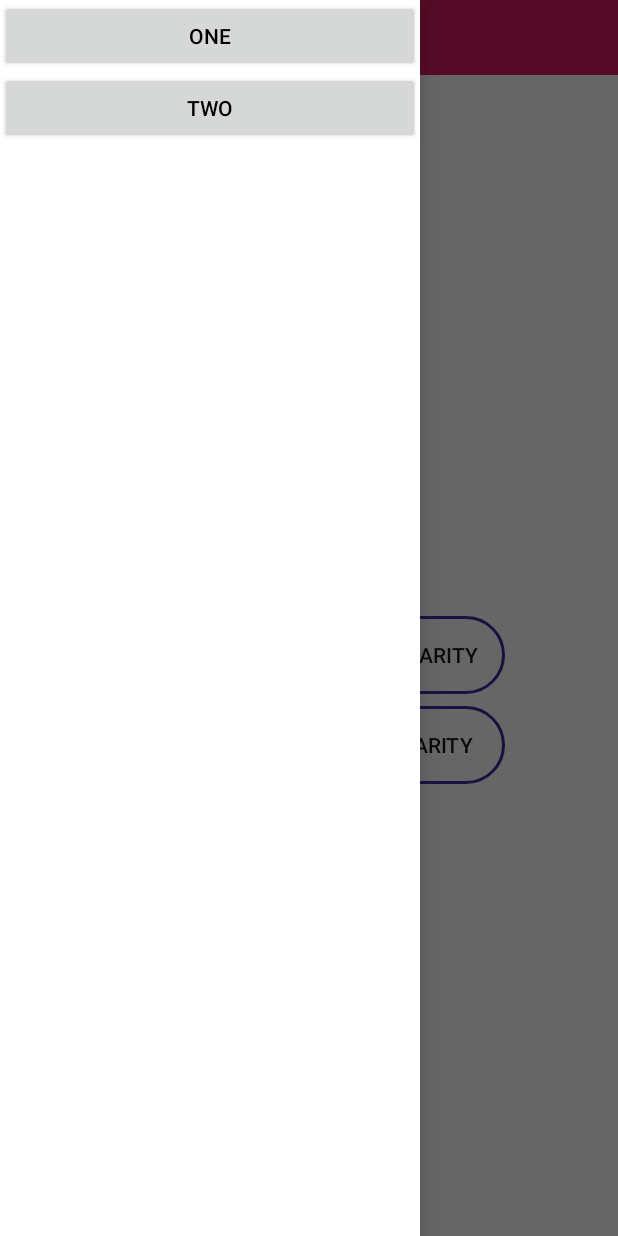
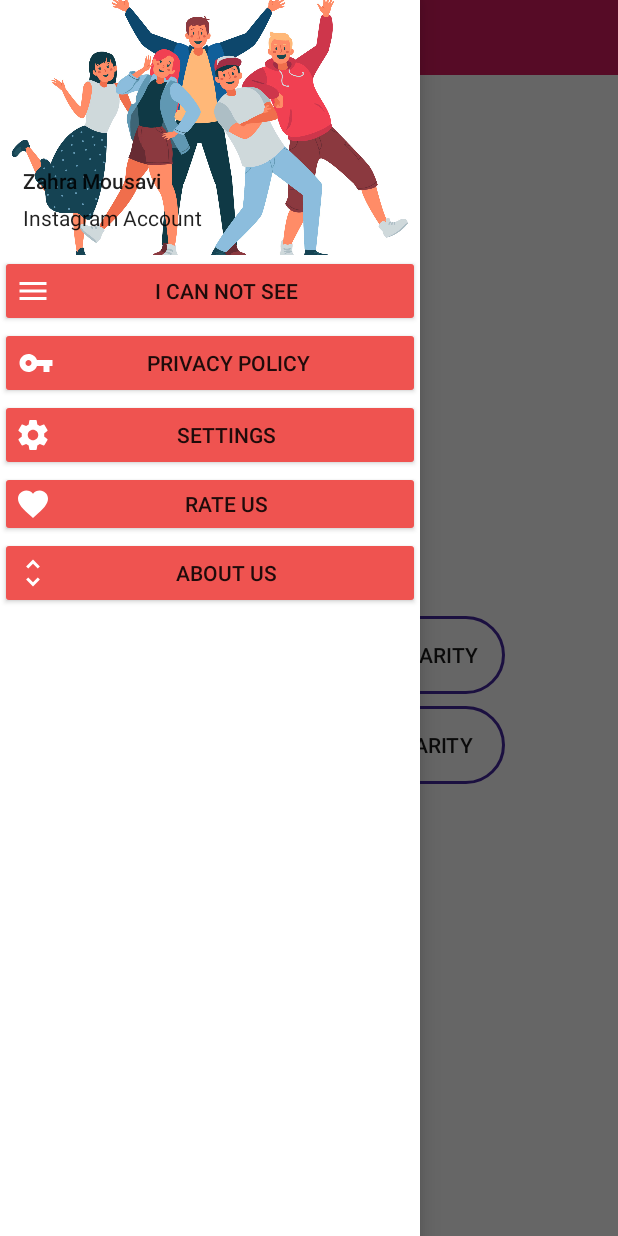
Before and after one commit to zahramsv/PopularityAndroid, an Android app: the screen it shows after launch (MainActivity), with the side drawer open, on a phone screen of 412 x 824 dp. Run offline under Robolectric (Android 15) with nearby library versions, the phone set to English and light mode, and no system bars; libraries missing offline, so code that uses them is left out: dev.niekirk.com.

Commit message:
RatePage Update

```diff
--- a/app/src/main/java/com/example/popularity/fragment/MenuDrawerFragment.java
+++ b/app/src/main/java/com/example/popularity/fragment/MenuDrawerFragment.java
@@ -73,7 +73,7 @@ public class MenuDrawerFragment extends Fragment {
 
     private void define() {
 
-        btn1 = layout.findViewById(R.id.btn1);
+        /*btn1 = layout.findViewById(R.id.btn1);
         btn2= layout.findViewById(R.id.btn2);
 
         btn1.setOnClickListener(v -> {
@@ -85,7 +85,7 @@ public class MenuDrawerFragment extends Fragment {
             if(mListener!=null) {
                 mListener.onBtn2Clicked();
             }
-        });
+        });*/
 
     }
 
--- /dev/null
+++ b/app/src/main/res/drawable/ic_person_black_24dp.xml
@@ -0,0 +1,5 @@
+<vector android:height="24dp" android:tint="#2B7A4E"
+    android:viewportHeight="24.0" android:viewportWidth="24.0"
+    android:width="24dp" xmlns:android="http://schemas.android.com/apk/res/android">
+    <path android:fillColor="#FF000000" android:pathData="M12,12c2.21,0 4,-1.79 4,-4s-1.79,-4 -4,-4 -4,1.79 -4,4 1.79,4 4,4zM12,14c-2.67,0 -8,1.34 -8,4v2h16v-2c0,-2.66 -5.33,-4 -8,-4z"/>
+</vector>
--- a/app/src/main/res/layout/fragment_menu_drawer.xml
+++ b/app/src/main/res/layout/fragment_menu_drawer.xml
@@ -8,19 +8,104 @@
     android:orientation="vertical"
     android:layout_gravity="start"
     android:background="@color/white">
-    <Button
-        android:id="@+id/btn1"
-        android:layout_width="match_parent"
-        android:layout_height="48dp"
-        android:text="one"
-        android:textColor="@color/black"/>
 
 
-    <Button
-        android:id="@+id/btn2"
+
+    <RelativeLayout
         android:layout_width="match_parent"
-        android:layout_height="48dp"
-        android:text="two"
-        android:textColor="@color/black"/>
+        android:layout_height="170dp">
+
+        <ImageView
+
+            android:layout_width="match_parent"
+            android:layout_height="170dp"
+            android:scaleType="centerCrop"
+            android:src="@drawable/spash_pic" />
+        <LinearLayout
+            android:layout_width="match_parent"
+            android:layout_height="wrap_content"
+            android:layout_alignParentBottom="true"
+            android:layout_margin="@dimen/spacing_large"
+            android:gravity="center_vertical"
+            android:orientation="horizontal">
+
+            <LinearLayout
+                android:layout_width="0dp"
+                android:layout_height="wrap_content"
+                android:layout_weight="1"
+                android:orientation="vertical">
+
+                <TextView
+                    android:id="@+id/name"
+                    android:layout_width="wrap_content"
+                    android:layout_height="wrap_content"
+                    android:layout_marginBottom="@dimen/spacing_medium"
+                    android:text="Zahra Mousavi"
+                    android:textAppearance="@style/TextAppearance.AppCompat.Body2" />
+
+                <TextView
+                    android:id="@+id/email"
+                    android:layout_width="wrap_content"
+                    android:layout_height="wrap_content"
+                    android:text="Instagram Account"
+                    android:textAppearance="@style/TextAppearance.AppCompat.Body1" />
+
+            </LinearLayout>
+
+
+        </LinearLayout>
+    </RelativeLayout>
+
+
+    <android.support.v7.widget.AppCompatButton
+        android:backgroundTint="@color/red_400"
+        android:layout_width="match_parent"
+        android:layout_height="wrap_content"
+        android:id="@+id/t"
+        android:paddingLeft="@dimen/spacing_middle"
+        android:drawableLeft="@drawable/ic_menu"
+        android:text="@string/i_canot_see"/>
+    <android.support.v7.widget.AppCompatButton
+        android:backgroundTint="@color/red_400"
+        android:layout_width="match_parent"
+        android:layout_height="wrap_content"
+        android:id="@+id/PrivacyPolicy"
+        android:drawableLeft="@drawable/ic_privacy"
+        android:text="@string/privacy_policy"
+        />
+    <android.support.v7.widget.AppCompatButton
+        android:backgroundTint="@color/red_400"
+        android:layout_width="match_parent"
+        android:layout_height="wrap_content"
+        android:id="@+id/Settings"
+        android:paddingLeft="@dimen/spacing_middle"
+        android:drawableLeft="@drawable/ic_settings"
+        android:text="@string/settings"
+
+        />
+
+    <android.support.v7.widget.AppCompatButton
+        android:backgroundTint="@color/red_400"
+        android:layout_width="match_parent"
+        android:layout_height="wrap_content"
+        android:id="@+id/RateUs"
+        android:minHeight="0dp"
+        android:minWidth="0dp"
+        android:paddingLeft="@dimen/spacing_middle"
+        android:drawableLeft="@drawable/ic_rate"
+        android:text="@string/rate_us"
+        />
+
+
+    <android.support.v7.widget.AppCompatButton
+        android:backgroundTint="@color/red_400"
+        android:layout_width="match_parent"
+        android:layout_height="wrap_content"
+        android:id="@+id/aboutUs"
+        android:paddingLeft="@dimen/spacing_middle"
+        android:drawableLeft="@drawable/ic_about_us"
+        android:text="@string/about_us"
+        />
+
 
 </LinearLayout>
--- a/app/src/main/res/values/strings.xml
+++ b/app/src/main/res/values/strings.xml
@@ -7,7 +7,7 @@
     <string name="facebook_login">My Facebook Popularity</string>
     <string name="navigation_drawer_open">Open Navigation</string>
     <string name="navigation_drawer_close">Close Navigation</string>
-    <string name="i_dont_see">I dont see</string>
+    <string name="i_canot_see">I Can not see</string>
     <string name="privacy_policy">Privacy Policy</string>
     <string name="about_us">About us</string>
     <string name="settings">Settings</string>
```
Also changed, not shown: app/src/main/java/com/example/popularity/adapter/FriendsListAdapter.java (+6 -4 lines), app/src/main/java/com/example/popularity/fragment/InstagramPopularityFragment.java (+5 -2 lines), app/src/main/res/layout/fragment_instageam_popularity.xml (+21 -2 lines), app/src/main/res/layout/item_friend.xml (+10 -9 lines), app/src/main/res/menu/navigation_drawer_menu.xml (+0 -32 lines).
